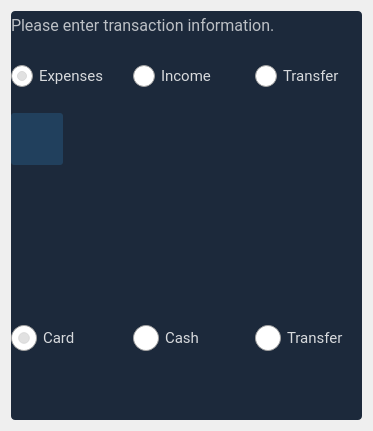
The window that budgetter/view/skeletons/AddTransaction.ui (opierre/Budgetter) describes before a commit, drawn with Qt 5.
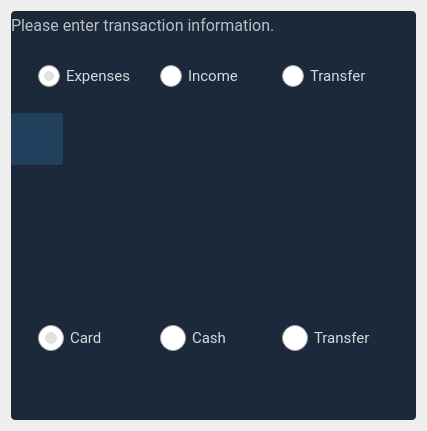
The same window after the commit. Icons and pictures are not drawn. Custom widgets are drawn as their Qt base class.

Commit message: feat: retrieve accounts from db

Diff of the .ui file:
```diff
--- a/budgetter/view/skeletons/AddTransaction.ui
+++ b/budgetter/view/skeletons/AddTransaction.ui
@@ -6,7 +6,7 @@
    <rect>
     <x>0</x>
     <y>0</y>
-    <width>371</width>
+    <width>427</width>
     <height>431</height>
    </rect>
   </property>
@@ -457,6 +457,22 @@
             </property>
            </widget>
           </item>
+          <item>
+           <widget class="MaterialOutlinedLineEdit" name="account">
+            <property name="minimumSize">
+             <size>
+              <width>170</width>
+              <height>67</height>
+             </size>
+            </property>
+            <property name="maximumSize">
+             <size>
+              <width>16777215</width>
+              <height>67</height>
+             </size>
+            </property>
+           </widget>
+          </item>
          </layout>
         </item>
         <item>
```
Left out of the diff: 1 changed line with no effect on the pictures. The commit also changes 6 other files.
